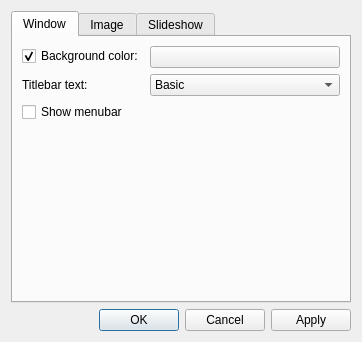
Old version of the form src/qvoptionsdialog.ui in the repository jurplel/qView.
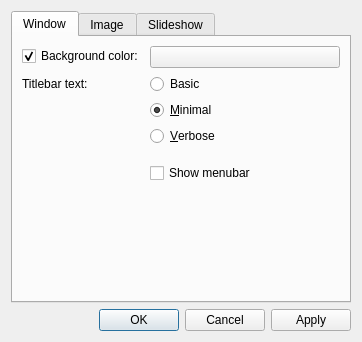
New version of the form. The open tabs and pages were chosen to show the change.

Commit message: switched to radio buttons for titlebartext

What changed in the file:
```diff
--- a/src/qvoptionsdialog.ui
+++ b/src/qvoptionsdialog.ui
@@ -85,34 +85,49 @@
         </widget>
        </item>
        <item row="1" column="1">
-        <widget class="QComboBox" name="titlebarModeComboBox">
-         <property name="toolTip">
-          <string>Changes the amount of information displayed in the titlebar</string>
-         </property>
-         <item>
+        <widget class="QRadioButton" name="titlebarRadioButton0">
           <property name="text">
            <string>Basic</string>
           </property>
-         </item>
-         <item>
+        </widget>
+       </item>
+       <item row="2" column="1">
+        <widget class="QRadioButton" name="titlebarRadioButton1">
           <property name="text">
-           <string>Minimal</string>
-          </property>
-         </item>
-         <item>
+          <string>&amp;Minimal</string>
+         </property>
+         <property name="checked">
+          <bool>true</bool>
+         </property>
+        </widget>
+       </item>
+       <item row="3" column="1">
+        <widget class="QRadioButton" name="titlebarRadioButton2">
           <property name="text">
-           <string>Verbose</string>
-          </property>
-         </item>
+          <string>&amp;Verbose</string>
+         </property>
         </widget>
        </item>
-       <item row="2" column="0">
+       <item row="6" column="1">
         <widget class="QCheckBox" name="menubarCheckbox">
          <property name="text">
           <string>Show menubar</string>
          </property>
         </widget>
        </item>
+       <item row="4" column="1">
+        <spacer name="horizontalSpacer_3">
+         <property name="orientation">
+          <enum>Qt::Horizontal</enum>
+         </property>
+         <property name="sizeHint" stdset="0">
+          <size>
+           <width>40</width>
+           <height>5</height>
+          </size>
+         </property>
+        </spacer>
+       </item>
       </layout>
      </widget>
      <widget class="QWidget" name="image">
```
Left out of the diff: 4 changed lines with no effect on the pictures. Lines whose indentation alone changed are shown as unchanged. The commit also changes 3 other files.
